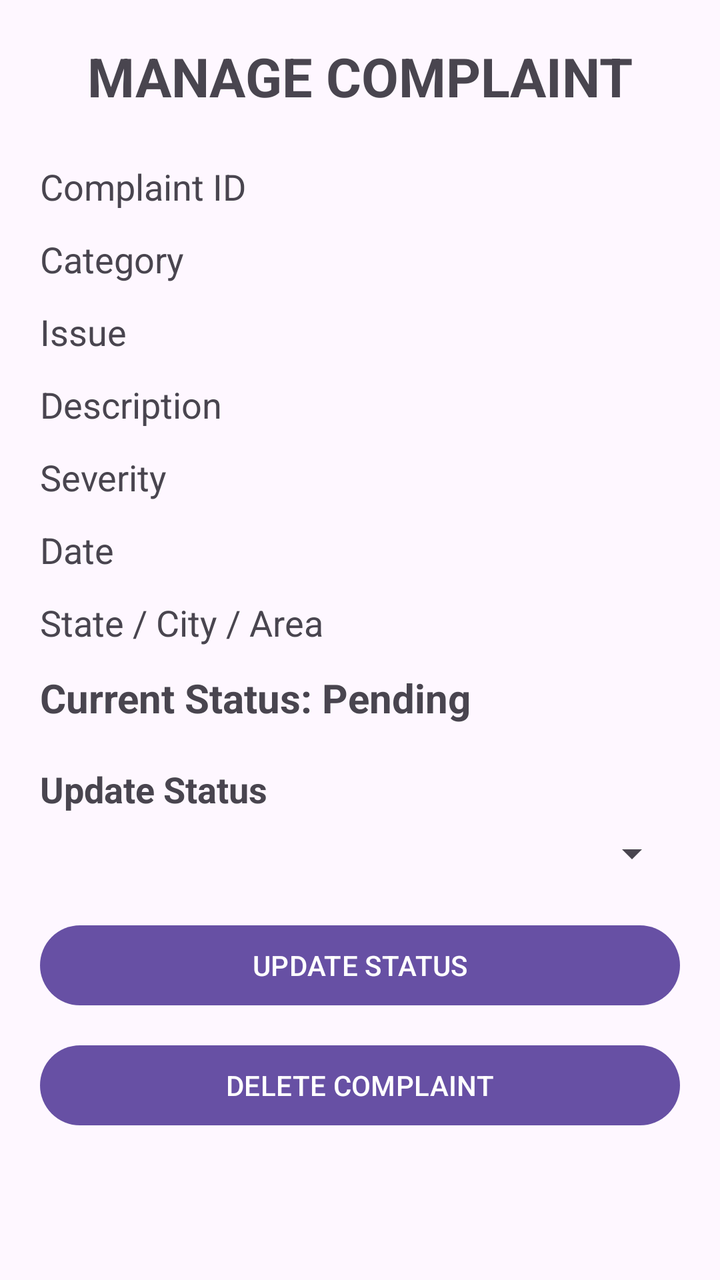
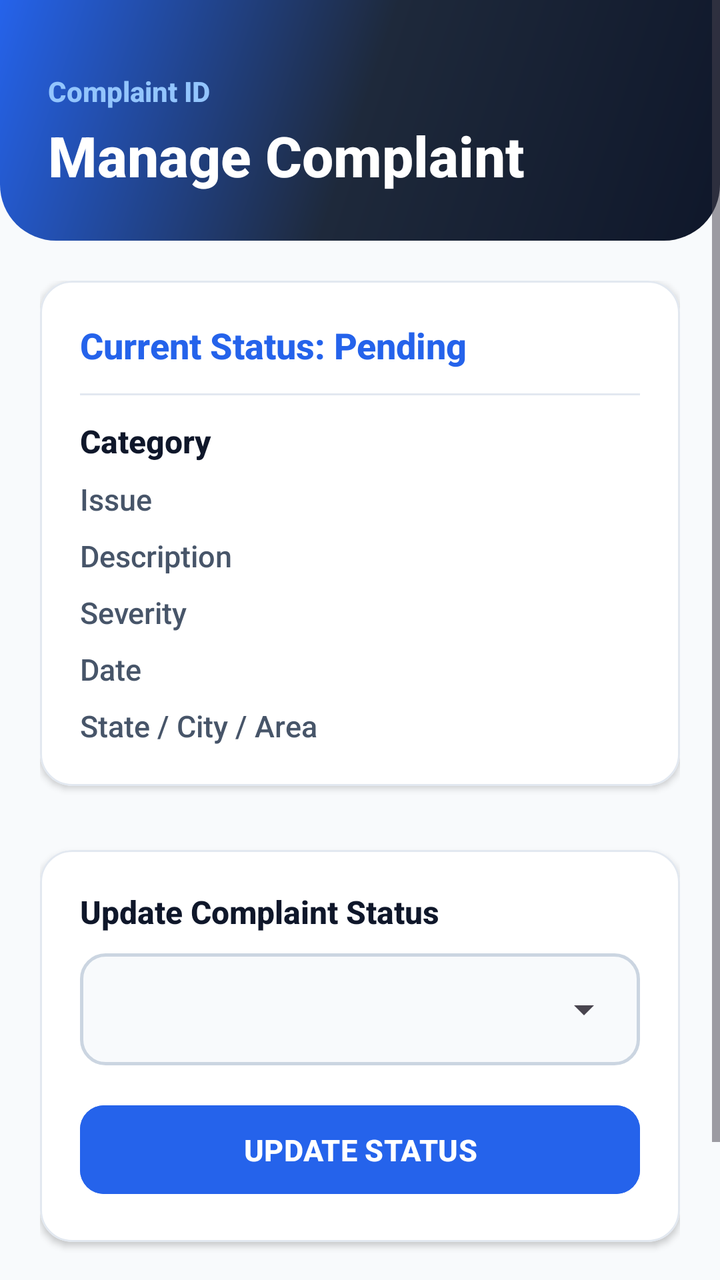

An Android layout rendered at two revisions. The XML below is the earlier revision; the diff shows what the commit changed to produce the second picture.
<!-- AndroidManifest.xml: application theme Theme.MADProject -->
<!-- res/layout/activity_official_complaint_details.xml -->
<?xml version="1.0" encoding="utf-8"?>
<ScrollView xmlns:android="http://schemas.android.com/apk/res/android"
    xmlns:tools="http://schemas.android.com/tools"
    android:id="@+id/main"
    android:layout_width="match_parent"
    android:layout_height="match_parent"
    android:fillViewport="true"
    tools:context=".OfficialComplaintDetailsActivity">

    <LinearLayout
        android:layout_width="match_parent"
        android:layout_height="wrap_content"
        android:orientation="vertical"
        android:padding="20dp">

        <TextView
            android:layout_width="match_parent"
            android:layout_height="wrap_content"
            android:text="MANAGE COMPLAINT"
            android:textSize="27sp"
            android:textStyle="bold"
            android:gravity="center"
            android:layout_marginBottom="25dp" />

        <TextView
            android:id="@+id/complaintIdTextView"
            android:layout_width="match_parent"
            android:layout_height="wrap_content"
            android:text="Complaint ID"
            android:textSize="18sp"
            android:layout_marginBottom="12dp" />

        <TextView
            android:id="@+id/categoryTextView"
            android:layout_width="match_parent"
            android:layout_height="wrap_content"
            android:text="Category"
            android:textSize="18sp"
            android:layout_marginBottom="12dp" />

        <TextView
            android:id="@+id/issueTypeTextView"
            android:layout_width="match_parent"
            android:layout_height="wrap_content"
            android:text="Issue"
            android:textSize="18sp"
            android:layout_marginBottom="12dp" />

        <TextView
            android:id="@+id/descriptionTextView"
            android:layout_width="match_parent"
            android:layout_height="wrap_content"
            android:text="Description"
            android:textSize="18sp"
            android:layout_marginBottom="12dp" />

        <TextView
            android:id="@+id/severityTextView"
            android:layout_width="match_parent"
            android:layout_height="wrap_content"
            android:text="Severity"
            android:textSize="18sp"
            android:layout_marginBottom="12dp" />

        <TextView
            android:id="@+id/dateTextView"
            android:layout_width="match_parent"
            android:layout_height="wrap_content"
            android:text="Date"
            android:textSize="18sp"
            android:layout_marginBottom="12dp" />

        <TextView
            android:id="@+id/locationTextView"
            android:layout_width="match_parent"
            android:layout_height="wrap_content"
            android:text="State / City / Area"
            android:textSize="18sp"
            android:layout_marginBottom="12dp" />

        <ImageView
            android:id="@+id/complaintImageView"
            android:layout_width="match_parent"
            android:layout_height="180dp"
            android:contentDescription="Complaint image"
            android:scaleType="centerInside"
            android:visibility="gone"
            android:layout_marginBottom="20dp" />

        <TextView
            android:id="@+id/statusTextView"
            android:layout_width="match_parent"
            android:layout_height="wrap_content"
            android:text="Current Status: Pending"
            android:textSize="20sp"
            android:textStyle="bold"
            android:layout_marginBottom="20dp" />

        <TextView
            android:layout_width="wrap_content"
            android:layout_height="wrap_content"
            android:text="Update Status"
            android:textSize="18sp"
            android:textStyle="bold"
            android:layout_marginBottom="8dp" />

        <Spinner
            android:id="@+id/statusSpinner"
            android:layout_width="match_parent"
            android:layout_height="wrap_content"
            android:layout_marginBottom="20dp" />

        <Button
            android:id="@+id/updateButton"
            android:layout_width="match_parent"
            android:layout_height="wrap_content"
            android:text="UPDATE STATUS"
            android:layout_marginBottom="12dp" />

        <Button
            android:id="@+id/deleteButton"
            android:layout_width="match_parent"
            android:layout_height="wrap_content"
            android:text="DELETE COMPLAINT" />

    </LinearLayout>

</ScrollView>
<!-- resources referenced by this layout -->
<resources>
  <style name="Theme.MADProject" parent="Base.Theme.MADProject" />
  <style name="Base.Theme.MADProject" parent="Theme.Material3.DayNight.NoActionBar">
          
          
      </style>
</resources>

<!-- the commit's change to res/layout/activity_official_complaint_details.xml (unified diff, before → after) -->
@@ -1,128 +1,231 @@
 <?xml version="1.0" encoding="utf-8"?>
 <ScrollView xmlns:android="http://schemas.android.com/apk/res/android"
+    xmlns:app="http://schemas.android.com/apk/res-auto"
     xmlns:tools="http://schemas.android.com/tools"
     android:id="@+id/main"
     android:layout_width="match_parent"
     android:layout_height="match_parent"
     android:fillViewport="true"
+    android:background="@color/background"
     tools:context=".OfficialComplaintDetailsActivity">
 
     <LinearLayout
         android:layout_width="match_parent"
         android:layout_height="wrap_content"
-        android:orientation="vertical"
-        android:padding="20dp">
-
-        <TextView
+        android:orientation="vertical">
+
+        
+        <LinearLayout
             android:layout_width="match_parent"
             android:layout_height="wrap_content"
-            android:text="MANAGE COMPLAINT"
-            android:textSize="27sp"
-            android:textStyle="bold"
-            android:gravity="center"
-            android:layout_marginBottom="25dp" />
-
-        <TextView
-            android:id="@+id/complaintIdTextView"
+            android:orientation="vertical"
+            android:background="@drawable/bg_gradient_header"
+            android:paddingStart="24dp"
+            android:paddingEnd="24dp"
+            android:paddingTop="36dp"
+            android:paddingBottom="24dp">
+
+            <TextView
+                android:id="@+id/complaintIdTextView"
+                android:layout_width="wrap_content"
+                android:layout_height="wrap_content"
+                android:text="Complaint ID"
+                android:textSize="14sp"
+                android:textColor="#93C5FD"
+                android:textStyle="bold" />
+
+            <TextView
+                android:layout_width="match_parent"
+                android:layout_height="wrap_content"
+                android:text="Manage Complaint"
+                android:textSize="28sp"
+                android:textStyle="bold"
+                android:textColor="@color/white"
+                android:layout_marginTop="4dp" />
+        </LinearLayout>
+
+        <LinearLayout
             android:layout_width="match_parent"
             android:layout_height="wrap_content"
-            android:text="Complaint ID"
-            android:textSize="18sp"
-            android:layout_marginBottom="12dp" />
-
-        <TextView
-            android:id="@+id/categoryTextView"
-            android:layout_width="match_parent"
-            android:layout_height="wrap_content"
-            android:text="Category"
-            android:textSize="18sp"
-            android:layout_marginBottom="12dp" />
-
-        <TextView
-            android:id="@+id/issueTypeTextView"
-            android:layout_width="match_parent"
-            android:layout_height="wrap_content"
-            android:text="Issue"
-            android:textSize="18sp"
-            android:layout_marginBottom="12dp" />
-
-        <TextView
-            android:id="@+id/descriptionTextView"
-            android:layout_width="match_parent"
-            android:layout_height="wrap_content"
-            android:text="Description"
-            android:textSize="18sp"
-            android:layout_marginBottom="12dp" />
-
-        <TextView
-            android:id="@+id/severityTextView"
-            android:layout_width="match_parent"
-            android:layout_height="wrap_content"
-            android:text="Severity"
-            android:textSize="18sp"
-            android:layout_marginBottom="12dp" />
-
-        <TextView
-            android:id="@+id/dateTextView"
-            android:layout_width="match_parent"
-            android:layout_height="wrap_content"
-            android:text="Date"
-            android:textSize="18sp"
-            android:layout_marginBottom="12dp" />
-
-        <TextView
-            android:id="@+id/locationTextView"
-            android:layout_width="match_parent"
-            android:layout_height="wrap_content"
-            android:text="State / City / Area"
-            android:textSize="18sp"
-            android:layout_marginBottom="12dp" />
-
-        <ImageView
-            android:id="@+id/complaintImageView"
-            android:layout_width="match_parent"
-            android:layout_height="180dp"
-            android:contentDescription="Complaint image"
-            android:scaleType="centerInside"
-            android:visibility="gone"
-            android:layout_marginBottom="20dp" />
-
-        <TextView
-            android:id="@+id/statusTextView"
-            android:layout_width="match_parent"
-            android:layout_height="wrap_content"
-            android:text="Current Status: Pending"
-            android:textSize="20sp"
-            android:textStyle="bold"
-            android:layout_marginBottom="20dp" />
-
-        <TextView
-            android:layout_width="wrap_content"
-            android:layout_height="wrap_content"
-            android:text="Update Status"
-            android:textSize="18sp"
-            android:textStyle="bold"
-            android:layout_marginBottom="8dp" />
-
-        <Spinner
-            android:id="@+id/statusSpinner"
-            android:layout_width="match_parent"
-            android:layout_height="wrap_content"
-            android:layout_marginBottom="20dp" />
-
-        <Button
-            android:id="@+id/updateButton"
-            android:layout_width="match_parent"
-            android:layout_height="wrap_content"
-            android:text="UPDATE STATUS"
-            android:layout_marginBottom="12dp" />
-
-        <Button
-            android:id="@+id/deleteButton"
-            android:layout_width="match_parent"
-            android:layout_height="wrap_content"
-            android:text="DELETE COMPLAINT" />
-
+            android:orientation="vertical"
+            android:padding="20dp">
+
+            
+            <com.google.android.material.card.MaterialCardView
+                android:layout_width="match_parent"
+                android:layout_height="wrap_content"
+                android:layout_marginBottom="16dp"
+                app:cardCornerRadius="16dp"
+                app:cardElevation="2dp"
+                app:cardBackgroundColor="@color/surface"
+                app:strokeColor="@color/card_stroke"
+                app:strokeWidth="1dp">
+
+                <LinearLayout
+                    android:layout_width="match_parent"
+                    android:layout_height="wrap_content"
+                    android:orientation="vertical"
+                    android:padding="20dp">
+
+                    <TextView
+                        android:id="@+id/statusTextView"
+                        android:layout_width="wrap_content"
+                        android:layout_height="wrap_content"
+                        android:text="Current Status: Pending"
+                        android:textSize="18sp"
+                        android:textStyle="bold"
+                        android:textColor="@color/secondary"
+                        android:layout_marginBottom="12dp" />
+
+                    <View
+                        android:layout_width="match_parent"
+                        android:layout_height="1dp"
+                        android:background="@color/card_stroke"
+                        android:layout_marginBottom="12dp" />
+
+                    <TextView
+                        android:id="@+id/categoryTextView"
+                        android:layout_width="match_parent"
+                        android:layout_height="wrap_content"
+                        android:text="Category"
+                        android:textSize="16sp"
+                        android:textStyle="bold"
+                        android:textColor="@color/text_primary"
+                        android:layout_marginBottom="8dp" />
+
+                    <TextView
+                        android:id="@+id/issueTypeTextView"
+                        android:layout_width="match_parent"
+                        android:layout_height="wrap_content"
+                        android:text="Issue"
+                        android:textSize="15sp"
+                        android:textColor="@color/text_secondary"
+                        android:layout_marginBottom="8dp" />
+
+                    <TextView
+                        android:id="@+id/descriptionTextView"
+                        android:layout_width="match_parent"
+                        android:layout_height="wrap_content"
+                        android:text="Description"
+                        android:textSize="15sp"
+                        android:textColor="@color/text_secondary"
+                        android:layout_marginBottom="8dp" />
+
+                    <TextView
+                        android:id="@+id/severityTextView"
+                        android:layout_width="match_parent"
+                        android:layout_height="wrap_content"
+                        android:text="Severity"
+                        android:textSize="15sp"
+                        android:textColor="@color/text_secondary"
+                        android:layout_marginBottom="8dp" />
+
+                    <TextView
+                        android:id="@+id/dateTextView"
+                        android:layout_width="match_parent"
+                        android:layout_height="wrap_content"
+                        android:text="Date"
+                        android:textSize="15sp"
+                        android:textColor="@color/text_secondary"
+                        android:layout_marginBottom="8dp" />
+
+                    <TextView
+                        android:id="@+id/locationTextView"
+                        android:layout_width="match_parent"
+                        android:layout_height="wrap_content"
+                        android:text="State / City / Area"
+                        android:textSize="15sp"
+                        android:textColor="@color/text_secondary" />
+                </LinearLayout>
+            </com.google.android.material.card.MaterialCardView>
+
+            
+            <com.google.android.material.card.MaterialCardView
+                android:layout_width="match_parent"
+                android:layout_height="wrap_content"
+                android:layout_marginBottom="16dp"
+                app:cardCornerRadius="16dp"
+                app:cardElevation="2dp">
+
+                <ImageView
+                    android:id="@+id/complaintImageView"
+                    android:layout_width="match_parent"
+                    android:layout_height="180dp"
+                    android:contentDescription="Complaint image"
+                    android:scaleType="centerCrop"
+                    android:visibility="gone" />
+            </com.google.android.material.card.MaterialCardView>
+
+            
+            <com.google.android.material.card.MaterialCardView
+                android:layout_width="match_parent"
+                android:layout_height="wrap_content"
+                android:layout_marginBottom="20dp"
+                app:cardCornerRadius="16dp"
+                app:cardElevation="2dp"
+                app:cardBackgroundColor="@color/surface"
+                app:strokeColor="@color/card_stroke"
+                app:strokeWidth="1dp">
+
+                <LinearLayout
+                    android:layout_width="match_parent"
+                    android:layout_height="wrap_content"
+                    android:orientation="vertical"
+                    android:padding="20dp">
+
+                    <TextView
+                        android:layout_width="wrap_content"
+                        android:layout_height="wrap_content"
+                        android:text="Update Complaint Status"
+                        android:textSize="16sp"
+                        android:textStyle="bold"
+                        android:textColor="@color/text_primary"
+                        android:layout_marginBottom="10dp" />
+
+                    <FrameLayout
+                        android:layout_width="match_parent"
+                        android:layout_height="wrap_content"
+                        android:background="@drawable/bg_input_box"
+                        android:padding="4dp"
+                        android:layout_marginBottom="16dp">
+
+                        <Spinner
+                            android:id="@+id/statusSpinner"
+                            android:layout_width="match_parent"
+                            android:layout_height="48dp" />
+                    </FrameLayout>
+
+                    <com.google.android.material.button.MaterialButton
+                        android:id="@+id/updateButton"
+                        android:layout_width="match_parent"
+                        android:layout_height="wrap_content"
+                        android:text="UPDATE STATUS"
+                        android:textSize="15sp"
+                        android:textStyle="bold"
+                        android:paddingTop="12dp"
+                        android:paddingBottom="12dp"
+                        app:cornerRadius="12dp"
+                        android:backgroundTint="@color/secondary" />
+                </LinearLayout>
+            </com.google.android.material.card.MaterialCardView>
+
+            
+            <com.google.android.material.button.MaterialButton
+                android:id="@+id/deleteButton"
+                style="@style/Widget.Material3.Button.OutlinedButton"
+                android:layout_width="match_parent"
+                android:layout_height="wrap_content"
+                android:text="DELETE COMPLAINT"
+                android:textSize="15sp"
+                android:textStyle="bold"
+                android:paddingTop="14dp"
+                android:paddingBottom="14dp"
+                app:icon="@drawable/ic_delete"
+                app:iconGravity="textStart"
+                app:cornerRadius="14dp"
+                android:textColor="@color/severity_critical"
+                app:strokeColor="@color/severity_critical" />
+
+        </LinearLayout>
     </LinearLayout>
-
 </ScrollView>
<!-- resource entries referenced after the edit -->
@@ -1,9 +1,63 @@
 <!-- resources referenced by this layout -->
 <resources>
+  <color name="background">#F8FAFC</color>
+  <color name="card_stroke">#E2E8F0</color>
+  <color name="secondary">#2563EB</color>
+  <color name="severity_critical">#DC2626</color>
+  <color name="surface">#FFFFFF</color>
+  <color name="text_primary">#0F172A</color>
+  <color name="text_secondary">#475569</color>
+  <color name="white">#FFFFFF</color>
+  <!-- drawable bg_gradient_header (drawable) -->
+  <?xml version="1.0" encoding="utf-8"?>
+  <shape xmlns:android="http://schemas.android.com/apk/res/android"
+      android:shape="rectangle">
+      <gradient
+          android:angle="135"
+          android:startColor="#0F172A"
+          android:centerColor="#1E293B"
+          android:endColor="#2563EB"
+          android:type="linear" />
+      <corners
+          android:bottomLeftRadius="28dp"
+          android:bottomRightRadius="28dp" />
+  </shape>
+  <!-- drawable bg_input_box (drawable) -->
+  <?xml version="1.0" encoding="utf-8"?>
+  <shape xmlns:android="http://schemas.android.com/apk/res/android"
+      android:shape="rectangle">
+      <solid android:color="#F8FAFC" />
+      <corners android:radius="12dp" />
+      <stroke
+          android:width="1.5dp"
+          android:color="#CBD5E1" />
+  </shape>
+  <!-- drawable ic_delete (drawable) -->
+  <vector xmlns:android="http://schemas.android.com/apk/res/android"
+      android:width="24dp"
+      android:height="24dp"
+      android:viewportWidth="24"
+      android:viewportHeight="24">
+      <path
+          android:fillColor="#DC2626"
+          android:pathData="M6,19c0,1.1 0.9,2 2,2h8c1.1,0 2,-0.9 2,-2V7H6v12zM19,4h-3.5l-1,-1h-5l-1,1H5v2h14V4z"/>
+  </vector>
   <style name="Theme.MADProject" parent="Base.Theme.MADProject" />
   <style name="Base.Theme.MADProject" parent="Theme.Material3.DayNight.NoActionBar">
-          
-          
+          <item name="colorPrimary">@color/primary</item>
+          <item name="colorOnPrimary">@color/text_on_primary</item>
+          <item name="colorPrimaryContainer">@color/primary_container</item>
+          <item name="colorSecondary">@color/secondary</item>
+          <item name="colorSecondaryContainer">@color/secondary_container</item>
+          <item name="colorTertiary">@color/tertiary</item>
+          <item name="android:statusBarColor">@color/primary</item>
+          <item name="android:windowBackground">@color/background</item>
+          <item name="android:fontFamily">sans-serif-medium</item>
       </style>
+  <color name="primary">#0F172A</color>
+  <color name="text_on_primary">#FFFFFF</color>
+  <color name="primary_container">#1E293B</color>
+  <color name="secondary_container">#DBEAFE</color>
+  <color name="tertiary">#7C3AED</color>
 </resources>
 
